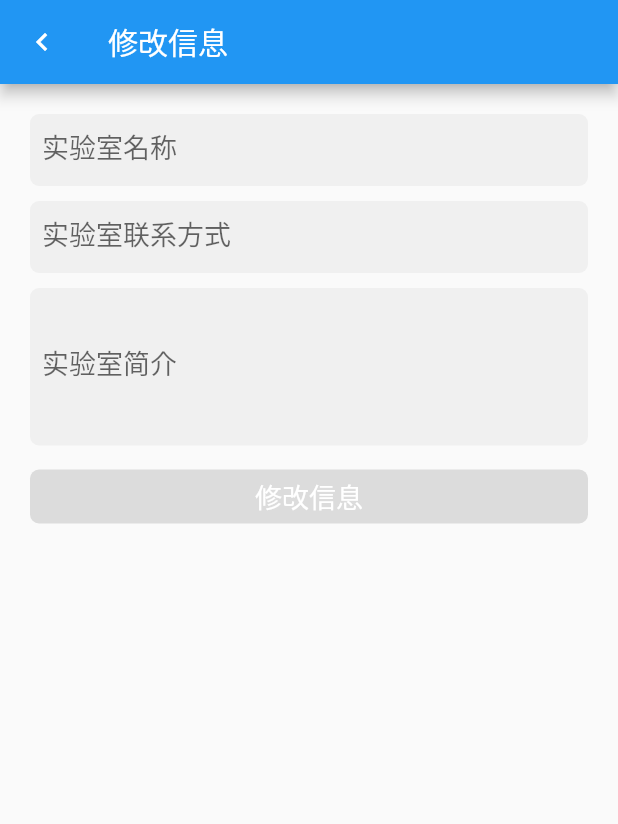
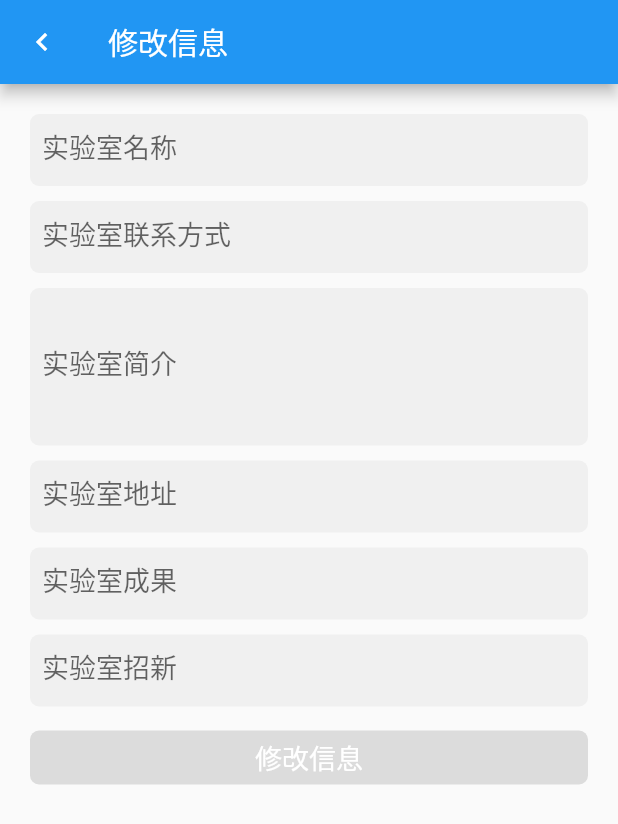
Before and after one commit to Liu-ChaoXian/swustflutter, a Flutter app: the EditExperiment screen opened directly, on a phone screen of 412 x 824 dp. Shown: the top 824 px of the screen. Run offline on Flutter 3.47's test engine with Material 2 defaults, Android fonts, the phone set to English and light mode, and no system bars; our stand-ins replace dio, flip_card, flushbar, flutter_swiper, pinput, pull_to_refresh and 2 more; accounts and stored records are empty.

Commit message:
Signed-off-by: Dara-to-win <2574310607@qq.com>

```diff
--- a/lib/pages/mine/edit_experiment.dart
+++ b/lib/pages/mine/edit_experiment.dart
@@ -20,6 +20,15 @@ class _EditExperimentState extends State<EditExperiment> {
 
   ///实验室简介
   String detailInfo;
+
+  /// 实验室地址
+  String newLabAddr;
+
+  /// 实验室成果
+  String newLabHonor;
+
+  /// 招新时间
+  String newLabRecruitTime;
 
   bool _isEnableLogin = false;
   final _normalFont = const TextStyle(fontSize: 18.0);
@@ -51,6 +60,10 @@ class _EditExperimentState extends State<EditExperiment> {
       paras['labId'] = Constant.userInfo.labs[0];
       paras['newIntro'] = detailInfo;
       paras['newContact'] = labContact;
+      paras['newLabAddr'] = newLabAddr;
+      paras['newLabHonor'] = newLabHonor;
+      paras['newLabRecruitTime'] = newLabRecruitTime;
+
       _editExperiment().then((value) {
         setState(() {
           Navigator.of(context).pushAndRemoveUntil(
@@ -140,6 +153,69 @@ class _EditExperimentState extends State<EditExperiment> {
                 SizedBox(
                   height: 10,
                 ),
+                TextField(
+                  onChanged: (text) {
+                    newLabAddr = text;
+                    _checkUserInput();
+                  },
+                  style: _normalFont,
+                  maxLines: 1,
+                  decoration: InputDecoration(
+                    hintText: '请输入实验室地址',
+                    labelText: '实验室地址',
+                    filled: true,
+                    fillColor: Color.fromARGB(255, 240, 240, 240),
+                    contentPadding: EdgeInsets.only(left: 8),
+                    border: OutlineInputBorder(
+                        borderSide: BorderSide.none,
+                        borderRadius: _borderRadius),
+                  ),
+                ),
+                SizedBox(
+                  height: 10,
+                ),
+                TextField(
+                  onChanged: (text) {
+                    newLabHonor = text;
+                    _checkUserInput();
+                  },
+                  style: _normalFont,
+                  maxLines: 2,
+                  decoration: InputDecoration(
+                    hintText: '请输入实验室成果',
+                    labelText: '实验室成果',
+                    filled: true,
+                    fillColor: Color.fromARGB(255, 240, 240, 240),
+                    contentPadding: EdgeInsets.only(left: 8),
+                    border: OutlineInputBorder(
+                        borderSide: BorderSide.none,
+                        borderRadius: _borderRadius),
+                  ),
+                ),
+                SizedBox(
+                  height: 10,
+                ),
+                TextField(
+                  onChanged: (text) {
+                    newLabRecruitTime = text;
+                    _checkUserInput();
+                  },
+                  style: _normalFont,
+                  maxLines: 1,
+                  decoration: InputDecoration(
+                    hintText: '请输入实验室招新',
+                    labelText: '实验室招新',
+                    filled: true,
+                    fillColor: Color.fromARGB(255, 240, 240, 240),
+                    contentPadding: EdgeInsets.only(left: 8),
+                    border: OutlineInputBorder(
+                        borderSide: BorderSide.none,
+                        borderRadius: _borderRadius),
+                  ),
+                ),
+                SizedBox(
+                  height: 10,
+                ),
                 Container(
                   width: MediaQuery.of(context).size.width,
                   child: RaisedButton(
@@ -153,7 +229,7 @@ class _EditExperimentState extends State<EditExperiment> {
                       ),
                       onPressed: _editButtonPressed(
                           Constant.userConfigInfo.authtoken)),
-                )
+                ),
               ],
             ),
           ),
--- a/lib/pages/mine/my_experiment.dart
+++ b/lib/pages/mine/my_experiment.dart
@@ -40,12 +40,20 @@ class _MyExperimentState extends State<MyExperiment> {
   @override
   void initState() {
     super.initState();
-    getDetailInfo().then((value) {
+    print('labs的长度：' + Constant.userInfo.labs.length.toString());
+    if(Constant.userInfo.labs.length != 0){
+      print('labs的长度：' + Constant.userInfo.labs.length.toString());
+      getDetailInfo().then((value) {
+        setState(() {
+          _experimentInfo = ExperimentInfo.fromJsonAll(value);
+          _state = GetState.loaded;
+        });
+      });
+    }else{
       setState(() {
-        _experimentInfo = ExperimentInfo.fromJsonAll(value);
         _state = GetState.loaded;
       });
-    });
+    }
   }
 
   _getExperimentInfo() {
```
Also changed, not shown: 2 other files.
